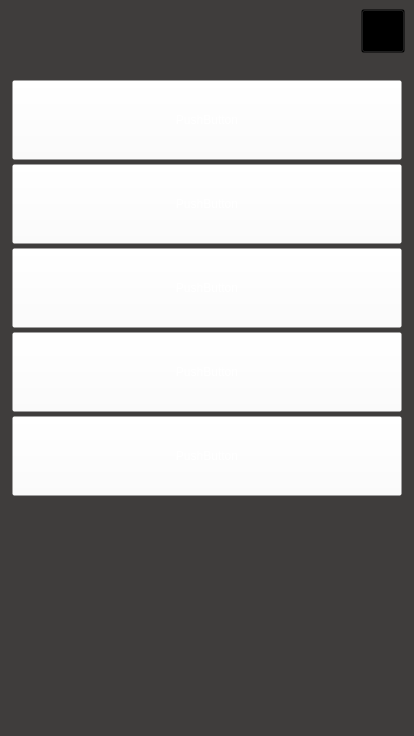
First picture: the form in ui/mainWindow.ui, repository erandj/up, before the edit.
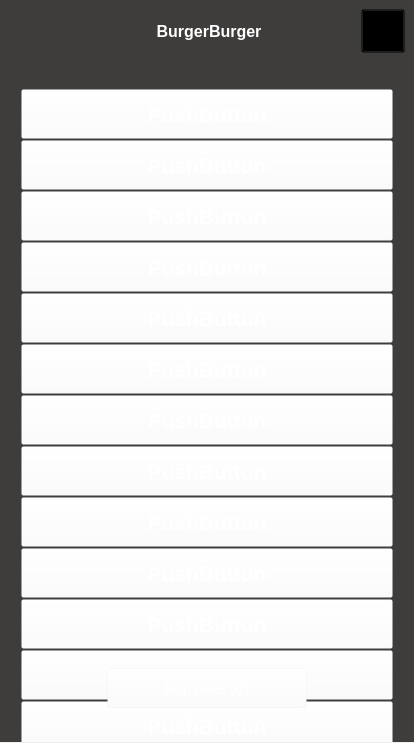
Second picture: the form after the edit. Icons and pictures are not drawn.

Commit message: Не отображается корзина

Diff of the .ui file:
```diff
--- a/ui/mainWindow.ui
+++ b/ui/mainWindow.ui
@@ -7,7 +7,7 @@
     <x>0</x>
     <y>0</y>
     <width>414</width>
-    <height>736</height>
+    <height>743</height>
    </rect>
   </property>
   <property name="windowTitle">
@@ -67,8 +67,26 @@
        </property>
        <item>
         <widget class="QWidget" name="Header" native="true">
+         <property name="sizePolicy">
+          <sizepolicy hsizetype="Preferred" vsizetype="Fixed">
+           <horstretch>0</horstretch>
+           <verstretch>0</verstretch>
+          </sizepolicy>
+         </property>
+         <property name="minimumSize">
+          <size>
+           <width>0</width>
+           <height>0</height>
+          </size>
+         </property>
+         <property name="maximumSize">
+          <size>
+           <width>16777215</width>
+           <height>62</height>
+          </size>
+         </property>
          <layout class="QHBoxLayout" name="horizontalLayout_2">
-          <item alignment="Qt::AlignLeft">
+          <item>
            <widget class="QWidget" name="Logo" native="true">
             <layout class="QHBoxLayout" name="horizontalLayout_4">
              <property name="leftMargin">
@@ -125,6 +143,23 @@
                </property>
               </widget>
              </item>
+             <item>
+              <widget class="QLabel" name="label_2">
+               <property name="font">
+                <font>
+                 <pointsize>12</pointsize>
+                 <weight>75</weight>
+                 <bold>true</bold>
+                </font>
+               </property>
+               <property name="text">
+                <string>BurgerBurger</string>
+               </property>
+               <property name="alignment">
+                <set>Qt::AlignCenter</set>
+               </property>
+              </widget>
+             </item>
             </layout>
            </widget>
           </item>
@@ -250,6 +285,12 @@
              <verstretch>0</verstretch>
             </sizepolicy>
            </property>
+           <property name="minimumSize">
+            <size>
+             <width>0</width>
+             <height>674</height>
+            </size>
+           </property>
            <layout class="QVBoxLayout" name="verticalLayout_3">
             <property name="spacing">
              <number>0</number>
@@ -267,40 +308,57 @@
              <number>0</number>
             </property>
             <item alignment="Qt::AlignTop">
-             <widget class="QWidget" name="widget" native="true">
+             <widget class="QFrame" name="frame">
               <property name="sizePolicy">
                <sizepolicy hsizetype="Preferred" vsizetype="Fixed">
                 <horstretch>0</horstretch>
                 <verstretch>0</verstretch>
                </sizepolicy>
               </property>
+              <property name="minimumSize">
+               <size>
+                <width>0</width>
+                <height>674</height>
+               </size>
+              </property>
               <layout class="QVBoxLayout" name="verticalLayout_2">
-               <property name="spacing">
-                <number>4</number>
-               </property>
-               <property name="leftMargin">
-                <number>0</number>
-               </property>
-               <property name="topMargin">
-                <number>0</number>
-               </property>
-               <property name="rightMargin">
-                <number>0</number>
-               </property>
-               <property name="bottomMargin">
-                <number>0</number>
-               </property>
                <item>
                 <widget class="QPushButton" name="product1">
                  <property name="minimumSize">
                   <size>
                    <width>0</width>
-                   <height>80</height>
+                   <height>50</height>
                   </size>
                  </property>
+                 <property name="maximumSize">
+                  <size>
+                   <width>16777215</width>
+                   <height>50</height>
+                  </size>
+                 </property>
+                 <property name="font">
+                  <font>
+                   <pointsize>16</pointsize>
+                   <weight>75</weight>
+                   <bold>true</bold>
+                  </font>
+                 </property>
                  <property name="text">
                   <string>PushButton</string>
                  </property>
+                 <property name="icon">
+                  <iconset resource="resources.qrc">
+                   <normaloff>:/icons/icons/burger-svgrepo-com.png</normaloff>:/icons/icons/burger-svgrepo-com.png</iconset>
+                 </property>
+                 <property name="iconSize">
+                  <size>
+                   <width>48</width>
+                   <height>48</height>
+                  </size>
+                 </property>
+                 <property name="shortcut">
+                  <string>Ctrl+S</string>
+                 </property>
                 </widget>
                </item>
                <item>
@@ -308,12 +366,38 @@
                  <property name="minimumSize">
                   <size>
                    <width>0</width>
-                   <height>80</height>
+                   <height>50</height>
                   </size>
                  </property>
+                 <property name="maximumSize">
+                  <size>
+                   <width>16777215</width>
+                   <height>50</height>
+                  </size>
+                 </property>
+                 <property name="font">
+                  <font>
+                   <pointsize>16</pointsize>
+                   <weight>75</weight>
+                   <bold>true</bold>
+                  </font>
+                 </property>
                  <property name="text">
                   <string>PushButton</string>
                  </property>
+                 <property name="icon">
+                  <iconset resource="resources.qrc">
+                   <normaloff>:/icons/icons/burger-svgrepo-com.png</normaloff>:/icons/icons/burger-svgrepo-com.png</iconset>
+                 </property>
+                 <property name="iconSize">
+                  <size>
+                   <width>48</width>
+                   <height>48</height>
+                  </size>
+                 </property>
+                 <property name="shortcut">
+                  <string>Ctrl+S</string>
+                 </property>
                 </widget>
                </item>
                <item>
@@ -321,12 +405,38 @@
                  <property name="minimumSize">
                   <size>
                    <width>0</width>
-                   <height>80</height>
+                   <height>50</height>
                   </size>
                  </property>
+                 <property name="maximumSize">
+                  <size>
+                   <width>16777215</width>
+                   <height>50</height>
+                  </size>
+                 </property>
+                 <property name="font">
+                  <font>
+                   <pointsize>16</pointsize>
+                   <weight>75</weight>
+                   <bold>true</bold>
+                  </font>
+                 </property>
                  <property name="text">
                   <string>PushButton</string>
                  </property>
+                 <property name="icon">
+                  <iconset resource="resources.qrc">
+                   <normaloff>:/icons/icons/burger-svgrepo-com.png</normaloff>:/icons/icons/burger-svgrepo-com.png</iconset>
+                 </property>
+                 <property name="iconSize">
+                  <size>
+                   <width>48</width>
+                   <height>48</height>
+                  </size>
+                 </property>
+                 <property name="shortcut">
+                  <string>Ctrl+S</string>
+                 </property>
                 </widget>
                </item>
                <item>
@@ -334,12 +444,38 @@
                  <property name="minimumSize">
                   <size>
                    <width>0</width>
-                   <height>80</height>
+                   <height>50</height>
                   </size>
                  </property>
+                 <property name="maximumSize">
+                  <size>
+                   <width>16777215</width>
+                   <height>50</height>
+                  </size>
+                 </property>
+                 <property name="font">
+                  <font>
+                   <pointsize>16</pointsize>
+                   <weight>75</weight>
+                   <bold>true</bold>
+                  </font>
+                 </property>
                  <property name="text">
                   <string>PushButton</string>
                  </property>
+                 <property name="icon">
+                  <iconset resource="resources.qrc">
+                   <normaloff>:/icons/icons/burger-svgrepo-com.png</normaloff>:/icons/icons/burger-svgrepo-com.png</iconset>
+                 </property>
+                 <property name="iconSize">
+                  <size>
+                   <width>48</width>
+                   <height>48</height>
+                  </size>
+                 </property>
+                 <property name="shortcut">
+                  <string>Ctrl+S</string>
+                 </property>
                 </widget>
                </item>
                <item>
@@ -347,11 +483,349 @@
                  <property name="minimumSize">
                   <size>
                    <width>0</width>
-                   <height>80</height>
+                   <height>50</height>
                   </size>
                  </property>
+                 <property name="maximumSize">
+                  <size>
+                   <width>16777215</width>
+                   <height>50</height>
+                  </size>
+                 </property>
+                 <property name="font">
+                  <font>
+                   <pointsize>16</pointsize>
+                   <weight>75</weight>
+                   <bold>true</bold>
+                  </font>
+                 </property>
                  <property name="text">
                   <string>PushButton</string>
+                 </property>
+                 <property name="icon">
+                  <iconset resource="resources.qrc">
+                   <normaloff>:/icons/icons/burger-svgrepo-com.png</normaloff>:/icons/icons/burger-svgrepo-com.png</iconset>
+                 </property>
+                 <property name="iconSize">
+                  <size>
+                   <width>48</width>
+                   <height>48</height>
+                  </size>
+                 </property>
+                 <property name="shortcut">
+                  <string>Ctrl+S</string>
+                 </property>
+                </widget>
+               </item>
+               <item>
+                <widget class="QPushButton" name="pushButton_18">
+                 <property name="minimumSize">
+                  <size>
+                   <width>0</width>
+                   <height>50</height>
+                  </size>
+                 </property>
+                 <property name="maximumSize">
+                  <size>
+                   <width>16777215</width>
+                   <height>50</height>
+                  </size>
+                 </property>
+                 <property name="font">
+                  <font>
+                   <pointsize>16</pointsize>
+                   <weight>75</weight>
+                   <bold>true</bold>
+                  </font>
+                 </property>
+                 <property name="text">
+                  <string>PushButton</string>
+                 </property>
+                 <property name="icon">
+                  <iconset resource="resources.qrc">
+                   <normaloff>:/icons/icons/burger-svgrepo-com.png</normaloff>:/icons/icons/burger-svgrepo-com.png</iconset>
+                 </property>
+                 <property name="iconSize">
+                  <size>
+                   <width>48</width>
+                   <height>48</height>
+                  </size>
+                 </property>
+                 <property name="shortcut">
+                  <string>Ctrl+S</string>
+                 </property>
+                </widget>
+               </item>
+               <item>
+                <widget class="QPushButton" name="pushButton_17">
+                 <property name="minimumSize">
+                  <size>
+                   <width>0</width>
+                   <height>50</height>
+                  </size>
+                 </property>
+                 <property name="maximumSize">
+                  <size>
+                   <width>16777215</width>
+                   <height>50</height>
+                  </size>
+                 </property>
+                 <property name="font">
+                  <font>
+                   <pointsize>16</pointsize>
+                   <weight>75</weight>
+                   <bold>true</bold>
+                  </font>
+                 </property>
+                 <property name="text">
+                  <string>PushButton</string>
+                 </property>
+                 <property name="icon">
+                  <iconset resource="resources.qrc">
+                   <normaloff>:/icons/icons/burger-svgrepo-com.png</normaloff>:/icons/icons/burger-svgrepo-com.png</iconset>
+                 </property>
+                 <property name="iconSize">
+                  <size>
+                   <width>48</width>
+                   <height>48</height>
+                  </size>
+                 </property>
+                 <property name="shortcut">
+                  <string>Ctrl+S</string>
+                 </property>
+                </widget>
+               </item>
+               <item>
+                <widget class="QPushButton" name="pushButton_16">
+                 <property name="minimumSize">
+                  <size>
+                   <width>0</width>
+                   <height>50</height>
+                  </size>
+                 </property>
+                 <property name="maximumSize">
+                  <size>
+                   <width>16777215</width>
+                   <height>50</height>
+                  </size>
+                 </property>
+                 <property name="font">
+                  <font>
+                   <pointsize>16</pointsize>
+                   <weight>75</weight>
+                   <bold>true</bold>
+                  </font>
+                 </property>
+                 <property name="text">
+                  <string>PushButton</string>
+                 </property>
+                 <property name="icon">
+                  <iconset resource="resources.qrc">
+                   <normaloff>:/icons/icons/burger-svgrepo-com.png</normaloff>:/icons/icons/burger-svgrepo-com.png</iconset>
+                 </property>
+                 <property name="iconSize">
+                  <size>
+                   <width>48</width>
+                   <height>48</height>
+                  </size>
+                 </property>
+                 <property name="shortcut">
+                  <string>Ctrl+S</string>
+                 </property>
+                </widget>
+               </item>
+               <item>
+                <widget class="QPushButton" name="pushButton_15">
+                 <property name="minimumSize">
+                  <size>
+                   <width>0</width>
+                   <height>50</height>
+                  </size>
+                 </property>
+                 <property name="maximumSize">
+                  <size>
+                   <width>16777215</width>
+                   <height>50</height>
+                  </size>
+                 </property>
+                 <property name="font">
+                  <font>
+                   <pointsize>16</pointsize>
+                   <weight>75</weight>
+                   <bold>true</bold>
+                  </font>
+                 </property>
+                 <property name="text">
+                  <string>PushButton</string>
+                 </property>
+                 <property name="icon">
+                  <iconset resource="resources.qrc">
+                   <normaloff>:/icons/icons/burger-svgrepo-com.png</normaloff>:/icons/icons/burger-svgrepo-com.png</iconset>
+                 </property>
+                 <property name="iconSize">
+                  <size>
+                   <width>48</width>
+                   <height>48</height>
+                  </size>
+                 </property>
+                 <property name="shortcut">
+                  <string>Ctrl+S</string>
+                 </property>
+                </widget>
+               </item>
+               <item>
+                <widget class="QPushButton" name="pushButton_14">
+                 <property name="minimumSize">
+                  <size>
+                   <width>0</width>
+                   <height>50</height>
+                  </size>
+                 </property>
+                 <property name="maximumSize">
+                  <size>
+                   <width>16777215</width>
+                   <height>50</height>
+                  </size>
+                 </property>
+                 <property name="font">
+                  <font>
+                   <pointsize>16</pointsize>
+                   <weight>75</weight>
+                   <bold>true</bold>
+                  </font>
+                 </property>
+                 <property name="text">
+                  <string>PushButton</string>
+                 </property>
+                 <property name="icon">
+                  <iconset resource="resources.qrc">
+                   <normaloff>:/icons/icons/burger-svgrepo-com.png</normaloff>:/icons/icons/burger-svgrepo-com.png</iconset>
+                 </property>
+                 <property name="iconSize">
+                  <size>
+                   <width>48</width>
+                   <height>48</height>
+                  </size>
+                 </property>
+                 <property name="shortcut">
+                  <string>Ctrl+S</string>
+                 </property>
+                </widget>
+               </item>
+               <item>
+                <widget class="QPushButton" name="pushButton_13">
+                 <property name="minimumSize">
+                  <size>
+                   <width>0</width>
+                   <height>50</height>
+                  </size>
+                 </property>
+                 <property name="maximumSize">
+                  <size>
+                   <width>16777215</width>
+                   <height>50</height>
+                  </size>
+                 </property>
+                 <property name="font">
+                  <font>
+                   <pointsize>16</pointsize>
+                   <weight>75</weight>
+                   <bold>true</bold>
+                  </font>
+                 </property>
+                 <property name="text">
+                  <string>PushButton</string>
+                 </property>
+                 <property name="icon">
+                  <iconset resource="resources.qrc">
+                   <normaloff>:/icons/icons/burger-svgrepo-com.png</normaloff>:/icons/icons/burger-svgrepo-com.png</iconset>
+                 </property>
+                 <property name="iconSize">
+                  <size>
+                   <width>48</width>
+                   <height>48</height>
+                  </size>
+                 </property>
+                 <property name="shortcut">
+                  <string>Ctrl+S</string>
+                 </property>
+                </widget>
+               </item>
+               <item>
+                <widget class="QPushButton" name="pushButton_12">
+                 <property name="minimumSize">
+                  <size>
+                   <width>0</width>
+                   <height>50</height>
+                  </size>
+                 </property>
+                 <property name="maximumSize">
+                  <size>
+                   <width>16777215</width>
+                   <height>50</height>
+                  </size>
+                 </property>
+                 <property name="font">
+                  <font>
+                   <pointsize>16</pointsize>
+                   <weight>75</weight>
+                   <bold>true</bold>
+                  </font>
+                 </property>
+                 <property name="text">
+                  <string>PushButton</string>
+                 </property>
+                 <property name="icon">
+                  <iconset resource="resources.qrc">
+                   <normaloff>:/icons/icons/burger-svgrepo-com.png</normaloff>:/icons/icons/burger-svgrepo-com.png</iconset>
+                 </property>
+                 <property name="iconSize">
+                  <size>
+                   <width>48</width>
+                   <height>48</height>
+                  </size>
+                 </property>
+                 <property name="shortcut">
+                  <string>Ctrl+S</string>
+                 </property>
+                </widget>
+               </item>
+               <item>
+                <widget class="QPushButton" name="pushButton_9">
+                 <property name="minimumSize">
+                  <size>
+                   <width>0</width>
+                   <height>50</height>
+                  </size>
+                 </property>
+                 <property name="maximumSize">
+                  <size>
+                   <width>16777215</width>
+                   <height>50</height>
+                  </size>
+                 </property>
+                 <property name="font">
+                  <font>
+                   <pointsize>16</pointsize>
+                   <weight>75</weight>
+                   <bold>true</bold>
+                  </font>
+                 </property>
+                 <property name="text">
+                  <string>PushButton</string>
+                 </property>
+                 <property name="icon">
+                  <iconset resource="resources.qrc">
+                   <normaloff>:/icons/icons/burger-svgrepo-com.png</normaloff>:/icons/icons/burger-svgrepo-com.png</iconset>
+                 </property>
+                 <property name="iconSize">
+                  <size>
+                   <width>48</width>
+                   <height>48</height>
+                  </size>
+                 </property>
+                 <property name="shortcut">
+                  <string>Ctrl+S</string>
                  </property>
                 </widget>
                </item>
@@ -361,6 +835,46 @@
            </layout>
           </widget>
          </widget>
+         <widget class="QPushButton" name="pushButton_2">
+          <property name="geometry">
+           <rect>
+            <x>107</x>
+            <y>600</y>
+            <width>200</width>
+            <height>40</height>
+           </rect>
+          </property>
+          <property name="sizePolicy">
+           <sizepolicy hsizetype="Fixed" vsizetype="Fixed">
+            <horstretch>0</horstretch>
+            <verstretch>0</verstretch>
+           </sizepolicy>
+          </property>
+          <property name="maximumSize">
+           <size>
+            <width>16777215</width>
+            <height>16777215</height>
+           </size>
+          </property>
+          <property name="font">
+           <font>
+            <pointsize>12</pointsize>
+           </font>
+          </property>
+          <property name="text">
+           <string>Корзина (0)</string>
+          </property>
+          <property name="icon">
+           <iconset resource="resources.qrc">
+            <normaloff>:/icons/icons/shopping-cart.png</normaloff>:/icons/icons/shopping-cart.png</iconset>
+          </property>
+          <property name="iconSize">
+           <size>
+            <width>48</width>
+            <height>48</height>
+           </size>
+          </property>
+         </widget>
         </widget>
        </item>
       </layout>
```
Left out of the diff: 12 changed lines with no effect on the pictures. The commit also changes 7 other files.
